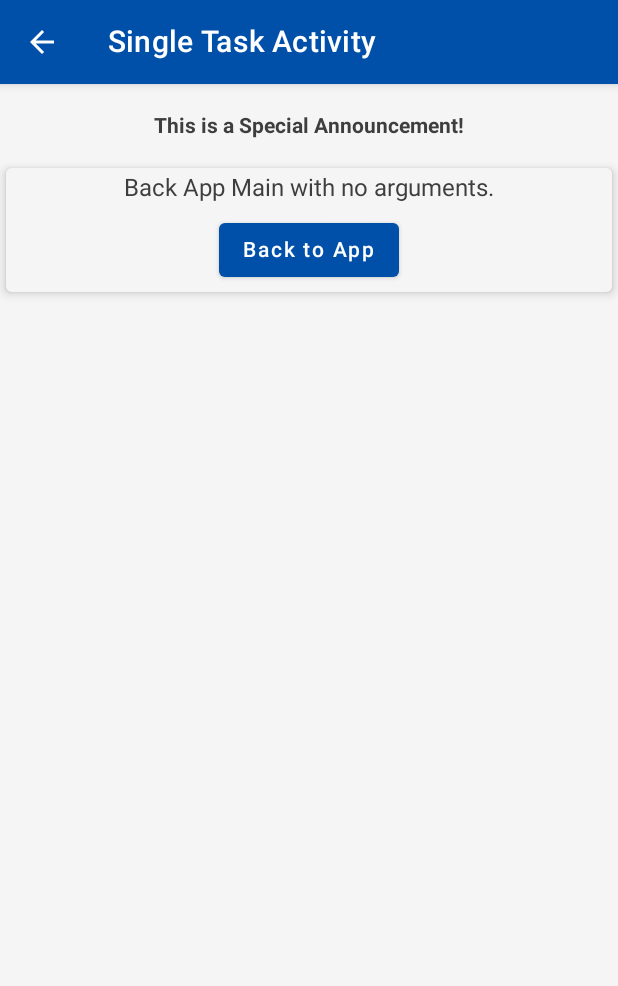
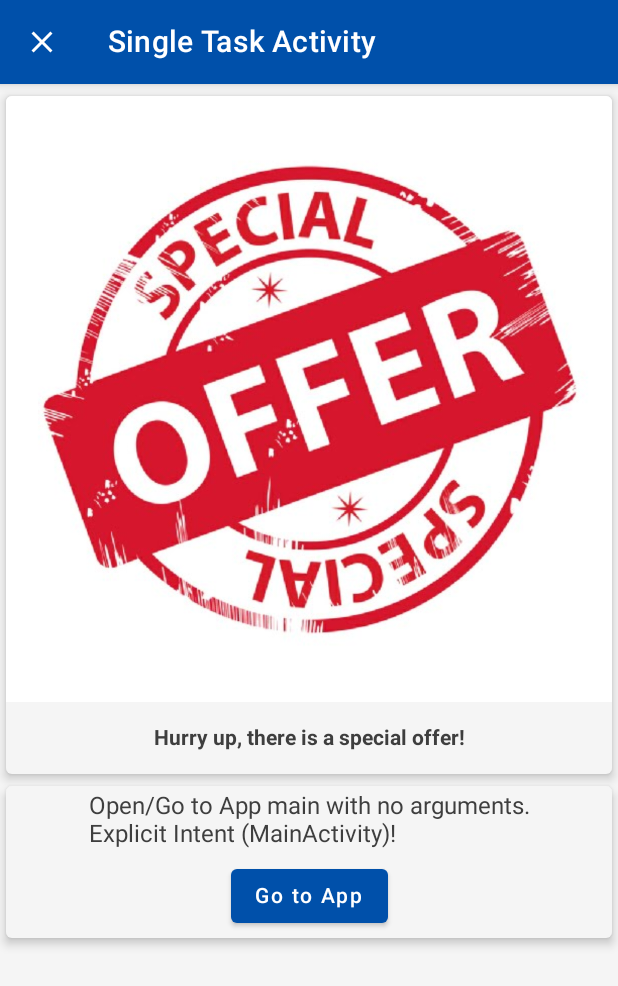
Before and after one commit to SkarCBR/Notification-Playground, an Android app built with Jetpack Compose: the SingleTaskActivity screen opened directly, with no data from a screen before it, on a phone screen of 412 x 824 dp. Shown: the top 986 px of the screen. Run offline under Robolectric (Android 15) with nearby library versions, the phone set to English and light mode, and no system bars.

Commit message:
improve SingleTaskctivity & Component

```diff
--- a/app/src/main/java/com/mrskar/notificationsplayground/SingleTaskActivity.kt
+++ b/app/src/main/java/com/mrskar/notificationsplayground/SingleTaskActivity.kt
@@ -17,6 +17,7 @@ import androidx.compose.material.Text
 import androidx.compose.material.TopAppBar
 import androidx.compose.material.icons.Icons
 import androidx.compose.material.icons.outlined.ArrowBack
+import androidx.compose.material.icons.outlined.Close
 import androidx.compose.material.rememberScaffoldState
 import androidx.compose.runtime.Composable
 import androidx.compose.runtime.LaunchedEffect
@@ -49,7 +50,7 @@ class SingleTaskActivity : ComponentActivity() {
                                 IconButton(
                                     onClick = { onBackPressed() }
                                 ) {
-                                    Icon(Icons.Outlined.ArrowBack, null)
+                                    Icon(Icons.Outlined.Close, null)
                                 }
                             }
                         )
--- a/app/src/main/java/com/mrskar/notificationsplayground/composables/SingleTaskComponent.kt
+++ b/app/src/main/java/com/mrskar/notificationsplayground/composables/SingleTaskComponent.kt
@@ -1,5 +1,6 @@
 package com.mrskar.notificationsplayground.composables
 
+import androidx.compose.foundation.Image
 import androidx.compose.foundation.layout.Column
 import androidx.compose.foundation.layout.fillMaxSize
 import androidx.compose.foundation.layout.fillMaxWidth
@@ -11,10 +12,12 @@ import androidx.compose.material.Text
 import androidx.compose.runtime.Composable
 import androidx.compose.ui.Alignment.Companion.CenterHorizontally
 import androidx.compose.ui.Modifier
+import androidx.compose.ui.res.painterResource
 import androidx.compose.ui.text.TextStyle
 import androidx.compose.ui.text.font.FontWeight
 import androidx.compose.ui.tooling.preview.Preview
 import androidx.compose.ui.unit.dp
+import com.mrskar.notificationsplayground.R
 
 @Composable
 fun SingleTaskComponent(
@@ -27,33 +30,50 @@ fun SingleTaskComponent(
         Modifier
             .fillMaxSize()
             .padding(4.dp)) {
+        Card(
+            modifier = Modifier
+                .fillMaxWidth()
+                .padding(top = 4.dp, bottom = 4.dp)
+                .align(CenterHorizontally),
+            elevation = 4.dp
+        ) {
+            Column(horizontalAlignment = CenterHorizontally) {
+                Image(
+                    painter = painterResource(id = R.drawable.special_offer),
+                    contentDescription = null,
+                    modifier = Modifier
+                        .align(CenterHorizontally)
+                )
                 Text(
                     modifier = Modifier
                         .align(CenterHorizontally)
                         .padding(16.dp),
-            text = "This is a Special Announcement!",
+                    text = "Hurry up, there is a special offer!",
                     style = TextStyle(
                         fontWeight = FontWeight.Bold
                     )
                 )
+            }
+        }
         Column(modifier = Modifier.align(CenterHorizontally)) {
             Card(
                 modifier = Modifier
                     .fillMaxWidth()
                     .padding(top = 4.dp, bottom = 4.dp)
                     .align(CenterHorizontally),
-                elevation
-                = 4.dp) {
+                elevation = 4.dp
+            ) {
                 Column(horizontalAlignment = CenterHorizontally) {
                     Text(
-                        text = "Back App Main with no arguments.",
+                        text = "Open/Go to App main with no arguments.\n" +
+                            "Explicit Intent (MainActivity)!",
                         modifier = Modifier.padding(4.dp)
                     )
                     Button(
                         onClick = { onBackButtonSelected() },
                         modifier = Modifier.padding(4.dp)
                     ) {
-                        Text(text = "Back to App")
+                        Text(text = "Go to App")
                     }
                 }
             }
@@ -66,17 +86,18 @@ fun SingleTaskComponent(
                     elevation = 4.dp) {
                     Column(horizontalAlignment = CenterHorizontally) {
                         Text(
-                            text = "This button will navigate to the App Section provided.\n" +
-                                "Intent arguments:\n" +
+                            text = "This button will navigate to the App Section provided with " +
+                                "this Intent arguments:\n" +
                                 " -comingFromNotification = false\n" +
-                                " -section = $sectionToNavigate",
+                                " -section = $sectionToNavigate" +
+                                " -url = $url",
                             modifier = Modifier
-                                .padding(4.dp)
+                                .padding(8.dp)
                                 .wrapContentSize()
                         )
                         Button(
                             onClick = { onSectionSelected(sectionToNavigate) },
-                            modifier = Modifier.padding(4.dp)
+                            modifier = Modifier.padding(8.dp)
                         ) {
                             Text(text = "Go to ".plus(sectionToNavigate.replaceFirstChar { it.uppercase() }))
                         }
```
Also changed, not shown: app/src/main/res/values/strings.xml (+7 -4 lines), app/src/main/res/drawable/special_offer.jpg (added). Lines whose indentation alone changed are shown as unchanged.
